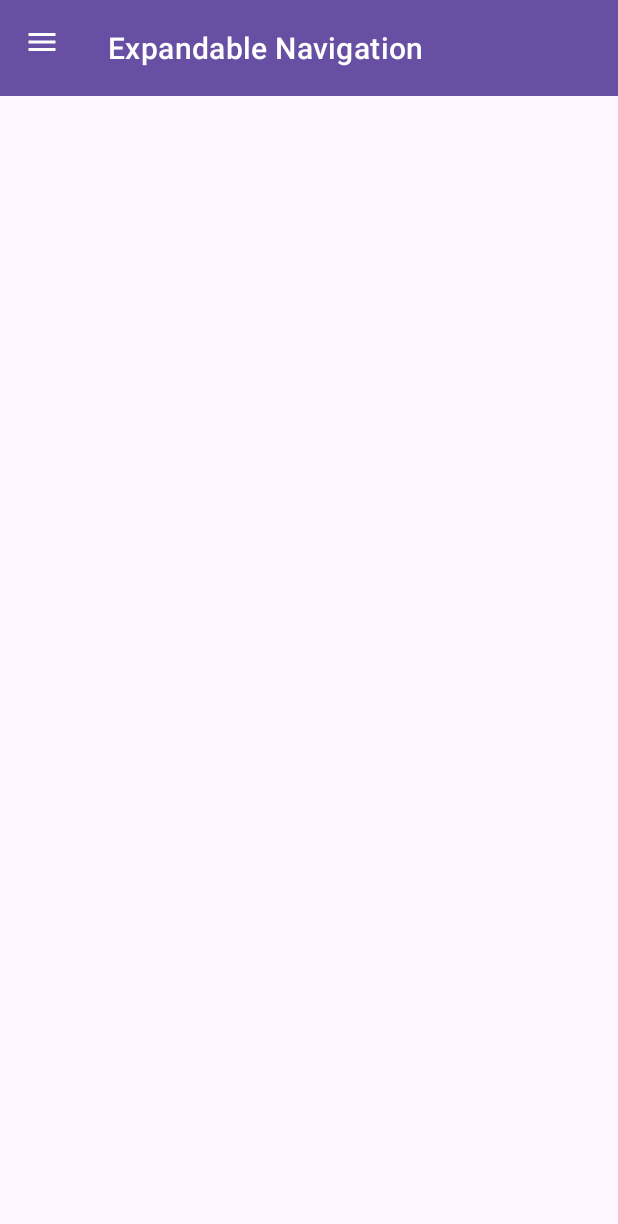
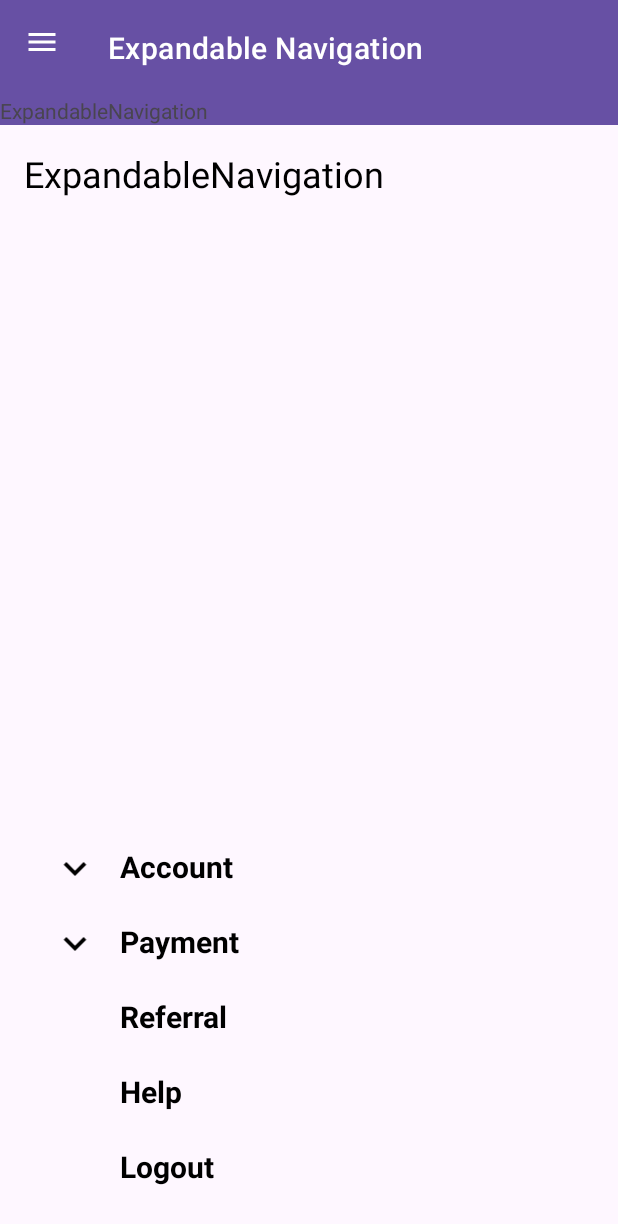
Before and after one commit to bharat878/ExpandableNavigation, an Android app: the screen it shows after launch (MainActivity), on a phone screen of 412 x 824 dp. Shown: the top 1224 px of the screen. Run offline under Robolectric (Android 15) with nearby library versions, the phone set to English and light mode, and no system bars.

Commit message:
added menu item on landing screen

```diff
--- a/app/src/main/java/com/bharat/expandablenavigation/ui/MainActivity.kt
+++ b/app/src/main/java/com/bharat/expandablenavigation/ui/MainActivity.kt
@@ -2,6 +2,7 @@ package com.bharat.expandablenavigation.ui
 
 import android.os.Bundle
 import android.widget.ExpandableListView
+import android.widget.TextView
 import androidx.appcompat.app.AppCompatActivity
 import androidx.core.content.ContextCompat
 import androidx.core.view.GravityCompat
@@ -10,6 +11,7 @@ import androidx.lifecycle.ViewModelProvider
 import com.bharat.expandablenavigation.model.ExpandedMenuModel
 import com.bharat.expandablenavigation.viewmodel.MainViewModel
 import com.bharat.expandablenavigation.R
+import com.bharat.expandablenavigation.utils.Constants
 import com.bharat.expandablenavigation.utils.Utils
 import com.google.android.material.appbar.MaterialToolbar
 
@@ -20,8 +22,10 @@ class MainActivity : AppCompatActivity() {
     lateinit var viewModel: MainViewModel
     var mMenuAdapter: ExpandableListAdapter? = null
     private lateinit var expandableList: ExpandableListView
+    private lateinit var expandableListLanding: ExpandableListView
     private lateinit var listDataHeader: List<ExpandedMenuModel>
     var listDataChild: HashMap<ExpandedMenuModel, List<String>>? = null
+    lateinit var txtContent:TextView
 
     override fun onCreate(savedInstanceState: Bundle?) {
         super.onCreate(savedInstanceState)
@@ -40,6 +44,7 @@ class MainActivity : AppCompatActivity() {
             listDataHeader, listDataChild!!, expandableList
         )
         expandableList.setAdapter(mMenuAdapter)
+        expandableListLanding.setAdapter(mMenuAdapter)
     }
 
 
@@ -47,6 +52,8 @@ class MainActivity : AppCompatActivity() {
         drawerLayout = findViewById(R.id.my_drawer_layout)
         toolbar = findViewById(R.id.topAppBar)
         expandableList = findViewById(R.id.expandableListView)
+        expandableListLanding = findViewById(R.id.expandableListLanding)
+        txtContent = findViewById(R.id.txtContent)
         listDataHeader = ArrayList()
         listDataChild = HashMap()
 
@@ -76,13 +83,40 @@ class MainActivity : AppCompatActivity() {
             viewModel.setToolBarText(childText.toString())
             false
         }
+
+        expandableListLanding.setOnGroupClickListener { expandableListView, view, groupPosition, p3 ->
+            val hasChildPositions =
+                expandableListView!!.expandableListAdapter.getChildrenCount(groupPosition) > 0
+
+            if (!hasChildPositions) {
+                val groupText =
+                    expandableListView.expandableListAdapter.getGroup(groupPosition) as ExpandedMenuModel
+                viewModel.setToolBarText(groupText.iconName)
+            }
+            false
+        }
+
+        expandableListLanding.setOnChildClickListener { expandableListView, view, p2, p3, p4 ->
+            val childText = expandableListView?.expandableListAdapter?.getChild(p2, p3)
+            viewModel.setToolBarText(childText.toString())
+            false
+        }
     }
 
     private fun observeData() {
         viewModel.toolbarText.observe(this) {
             toolbar.title = it
+            drawerLayout.closeDrawer(GravityCompat.START)
 
-            drawerLayout.closeDrawer(GravityCompat.START)
+            when(it){
+                Constants.PROFILE -> txtContent.text = getString(R.string.profile)
+                Constants.CARD_PAYMENT -> txtContent.text = getString(R.string.card_payment)
+                Constants.UPI_PAYMENT -> txtContent.text = getString(R.string.upi_payment)
+                Constants.NET_BANKING -> txtContent.text = getString(R.string.net_banking)
+                Constants.REFERRAL -> txtContent.text = getString(R.string.referral)
+                Constants.HELP -> txtContent.text = getString(R.string.help)
+                Constants.LOGOUT -> txtContent.text = getString(R.string.logout)
+            }
         }
     }
 
--- a/app/src/main/res/layout/activity_main.xml
+++ b/app/src/main/res/layout/activity_main.xml
@@ -28,7 +28,13 @@
                 style="@style/Widget.MaterialComponents.Toolbar.PrimarySurface"
                 android:background="@android:color/transparent"
                 android:elevation="@dimen/dim_0" />
+
+            <TextView
+                android:layout_width="match_parent"
+                android:layout_height="wrap_content"
+                android:text="@string/app_name"/>
         </com.google.android.material.appbar.AppBarLayout>
+        <include layout="@layout/content_main" />
 
     </androidx.coordinatorlayout.widget.CoordinatorLayout>
 
--- /dev/null
+++ b/app/src/main/res/layout/content_main.xml
@@ -0,0 +1,33 @@
+<?xml version="1.0" encoding="utf-8"?>
+<androidx.constraintlayout.widget.ConstraintLayout xmlns:android="http://schemas.android.com/apk/res/android"
+    xmlns:app="http://schemas.android.com/apk/res-auto"
+    xmlns:tools="http://schemas.android.com/tools"
+    android:layout_width="match_parent"
+    android:layout_height="match_parent"
+    app:layout_behavior="@string/appbar_scrolling_view_behavior"
+    tools:showIn="@layout/activity_main">
+
+    <TextView
+        android:id="@+id/txtContent"
+        android:layout_width="match_parent"
+        android:layout_height="wrap_content"
+        android:text="@string/app_name"
+        android:textColor="@color/black_text"
+        android:textSize="@dimen/text_size_24"
+        android:layout_marginStart="@dimen/dim_16"
+        android:layout_marginTop="@dimen/dim_16"
+        app:layout_constraintStart_toStartOf="parent"
+        app:layout_constraintTop_toTopOf="parent" />
+
+    <ExpandableListView
+        android:id="@+id/expandableListLanding"
+        android:layout_width="match_parent"
+        android:layout_height="wrap_content"
+        android:groupIndicator="@null"
+        android:divider="@null"
+        android:layout_marginBottom="@dimen/dim_20"
+        app:layout_constraintBottom_toBottomOf="parent"
+        app:layout_constraintEnd_toEndOf="parent"
+        app:layout_constraintStart_toStartOf="parent" />
+
+</androidx.constraintlayout.widget.ConstraintLayout>
--- a/app/src/main/res/values/strings.xml
+++ b/app/src/main/res/values/strings.xml
@@ -4,4 +4,11 @@
     <string name="nav_close">Navigation Open</string>
     <string name="name">Bharat Kumar</string>
     <string name="email">kumarbharat878@gmail.com</string>
+    <string name="profile">User is on profile screen</string>
+    <string name="card_payment">User is on card payment screen</string>
+    <string name="upi_payment">User is on UPI payment screen</string>
+    <string name="net_banking">User is on Net Banking screen</string>
+    <string name="referral">User is on referral screen</string>
+    <string name="help">User is on Help screen</string>
+    <string name="logout">User is on Logout screen</string>
 </resources>
```
